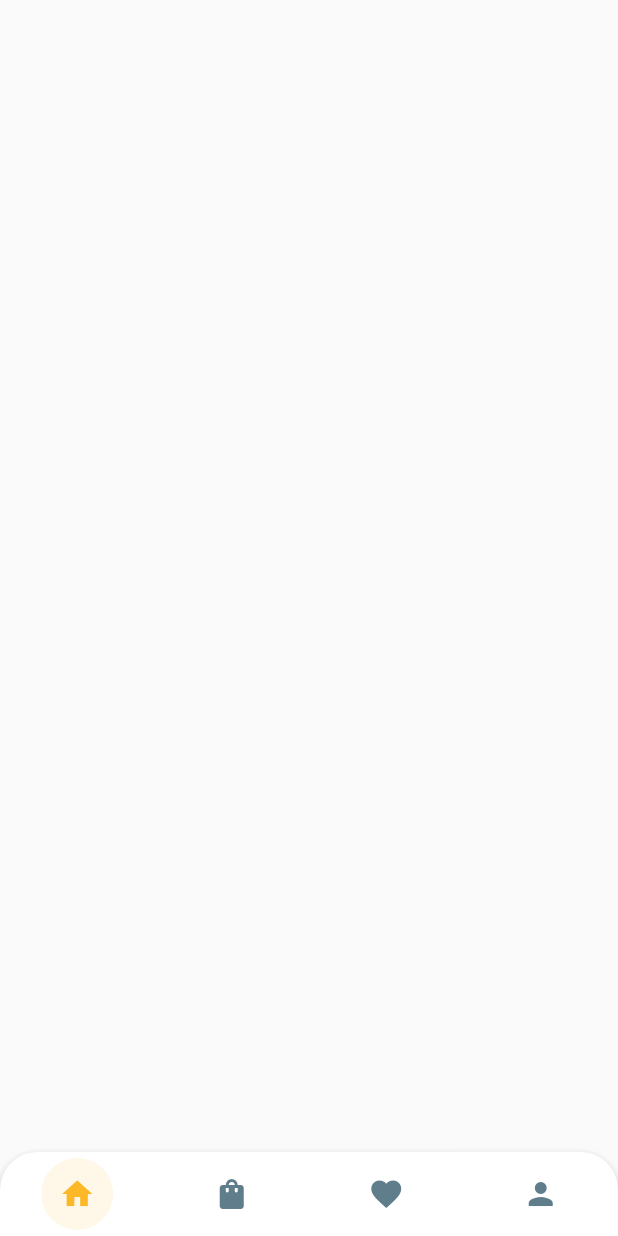
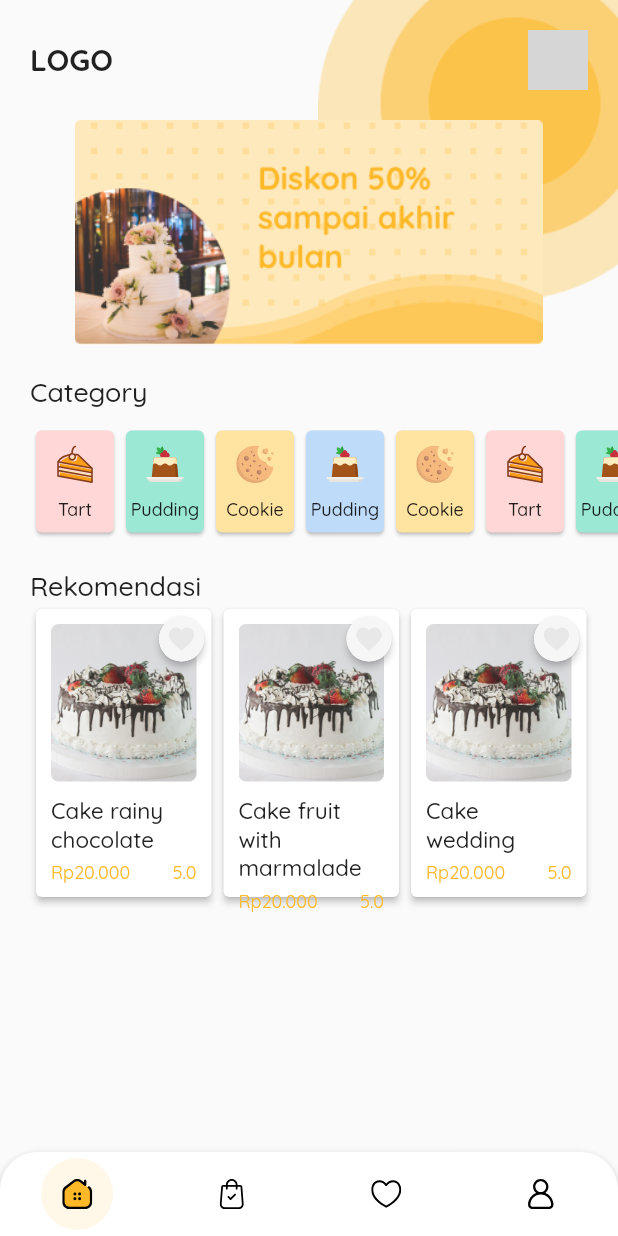
Before and after one commit to DeniJuly/CakeApp, a Flutter app: the screen it shows after launch, on a phone screen of 412 x 824 dp. Run offline on Flutter 3.47's test engine with Material 2 defaults, Android fonts, the phone set to English and light mode, and no system bars; drawn by our look-alikes of carousel_slider, flutter_snake_navigationbar; our stand-ins replace flutter_svg; network calls fail; grey boxes are pictures that could not be loaded.

Commit message:
make category and recomendation section

```diff
--- /dev/null
+++ b/lib/component/category_card.dart
@@ -0,0 +1,33 @@
+import 'package:flutter/material.dart';
+import 'package:flutter_svg/flutter_svg.dart';
+
+class CategoryCard extends StatelessWidget {
+  final String icon;
+  final String title;
+  final int color;
+  CategoryCard({this.icon, this.title, this.color});
+
+  @override
+  Widget build(BuildContext context) {
+    return SizedBox(
+      child: Card(
+        color: Color(color),
+        child: Padding(
+          padding: const EdgeInsets.symmetric(vertical: 10),
+          child: Column(
+            crossAxisAlignment: CrossAxisAlignment.center,
+            children: [
+              SvgPicture.asset(icon),
+              SizedBox(height: 10.0),
+              Text(title, style: TextStyle(
+                fontSize: 12,
+                fontWeight: FontWeight.w500,
+              ))
+            ],
+          ),
+        ),
+      ),
+      width: 60,
+    );
+  }
+}
--- /dev/null
+++ b/lib/component/recomendation_card.dart
@@ -0,0 +1,85 @@
+import 'package:flutter/material.dart';
+
+class RecomendationCard extends StatelessWidget {
+  final String image;
+  final String title;
+  final String price;
+  final String rate;
+  RecomendationCard({this.image, this.title, this.price, this.rate});
+
+  @override
+  Widget build(BuildContext context) {
+    return SizedBox(
+      width: 125,
+      child: Card(
+        elevation: 2,
+        color: Colors.white,
+        child: Column(
+          children: [
+            Stack(
+              children: [
+                Padding(
+                  padding: const EdgeInsets.only(left: 10.0, top: 10.0, right: 10.0),
+                  child: SizedBox(
+                    width: 105,
+                    height: 105,
+                    child:  ClipRRect(
+                      borderRadius: BorderRadius.all(Radius.circular(5)),
+                      child: Image.asset(image,
+                        fit: BoxFit.cover,
+                        width: 105,
+                        height: 105,
+                      ),
+                    ),
+                  ),
+                ),
+                Positioned(
+                    right: 5.0,
+                    top: 5.0,
+                    child: Material(
+                      elevation: 2,
+                      borderRadius: BorderRadius.circular(30),
+                      child: Container(
+                        decoration: BoxDecoration(
+                            borderRadius: BorderRadius.circular(30),
+                            color: Color(0xffF6F6F6)
+                        ),
+                        width: 30,
+                        height: 30,
+                        child: Icon(Icons.favorite, size: 20, color: Color(0xffE8E8E8),),
+                      ),
+                    )
+                )
+              ],
+            ),
+            Padding(
+              padding: EdgeInsets.symmetric(horizontal: 10.0, vertical: 10.0),
+              child: Column(
+                children: [
+                  Text(title, style: TextStyle(
+                      fontSize: 15,
+                      fontWeight: FontWeight.w500
+                  ),),
+                  SizedBox(height: 5,),
+                  Row(
+                    mainAxisAlignment: MainAxisAlignment.spaceBetween,
+                    children: [
+                      Text(price, style: TextStyle(
+                          fontSize: 12,
+                          color: Color(0xffFDB827)
+                      ),),
+                      Text(rate, style: TextStyle(
+                          fontSize: 12,
+                          color: Color(0xffFDB827)
+                      ),),
+                    ],
+                  )
+                ],
+              ),
+            )
+          ],
+        ),
+      ),
+    );
+  }
+}
--- a/lib/main.dart
+++ b/lib/main.dart
@@ -1,10 +1,15 @@
 import 'package:flutter/cupertino.dart';
 import 'package:flutter/material.dart';
 import 'package:flutter_snake_navigationbar/flutter_snake_navigationbar.dart';
+import 'package:flutter_svg/flutter_svg.dart';
+import 'package:magandhy_cake/pages/home.dart';
 
 void main() => runApp(MaterialApp(
   home: MyApp(),
   debugShowCheckedModeBanner: false,
+  theme: ThemeData(
+    fontFamily: 'Quicksand'
+  ),
 ));
 
 class MyApp extends StatefulWidget {
@@ -24,10 +29,25 @@ class _MyAppState extends State<MyApp> {
   );
   SnakeBarBehaviour snakeBarStyle = SnakeBarBehaviour.floating;
   Color selectedColor = Colors.black;
+  List _PageView = [
+    Home(),
+    Text('Hallo 2'),
+    Text('Hallo 3'),
+    Text('Hallo 4'),
+  ];
+
+  onPageChange(val){
+    this.setState(() {
+      _selectedItemPosition = val;
+    });
+  }
 
   @override
   Widget build(BuildContext context) {
     return Scaffold(
+        body: SafeArea(
+          child: _PageView[_selectedItemPosition],
+        ),
         bottomNavigationBar: SnakeNavigationBar.color(
           behaviour: snakeBarStyle,
           snakeShape: snakeShape,
@@ -43,12 +63,32 @@ class _MyAppState extends State<MyApp> {
           showSelectedLabels: false,
 
           currentIndex: _selectedItemPosition,
-          onTap: (index) => setState(() => _selectedItemPosition = index),
+          onTap: (index) => setState(() => _selectedItemPosition = index ),
           items: [
-            BottomNavigationBarItem(icon: Icon(Icons.home), label: 'tickets'),
-            BottomNavigationBarItem(icon: Icon(Icons.shopping_bag), label: 'calendar'),
-            BottomNavigationBarItem(icon: Icon(Icons.favorite), label: 'home'),
-            BottomNavigationBarItem(icon: Icon(Icons.person), label: 'microphone')
+            BottomNavigationBarItem(
+                icon: _selectedItemPosition==0?
+                  new SvgPicture.asset('assets/icons/home-active.svg') :
+                  new SvgPicture.asset('assets/icons/home.svg'),
+                label: 'Home'
+            ),
+            BottomNavigationBarItem(
+                icon: _selectedItemPosition==1?
+                  new SvgPicture.asset('assets/icons/shop-active.svg') :
+                  new SvgPicture.asset('assets/icons/shop.svg'),
+                label: 'Shop'
+            ),
+            BottomNavigationBarItem(
+                icon: _selectedItemPosition==2?
+                new SvgPicture.asset('assets/icons/love-active.svg') :
+                new SvgPicture.asset('assets/icons/love.svg'),
+                label: 'Shop'
+            ),
+            BottomNavigationBarItem(
+                icon: _selectedItemPosition==3?
+                new SvgPicture.asset('assets/icons/profile-active.svg') :
+                new SvgPicture.asset('assets/icons/profile.svg'),
+                label: 'Shop'
+            ),
           ],
         )
     );
--- a/lib/pages/home.dart
+++ b/lib/pages/home.dart
@@ -0,0 +1,154 @@
+import 'package:carousel_slider/carousel_slider.dart';
+import 'package:flutter/cupertino.dart';
+import 'package:flutter/material.dart';
+import 'package:magandhy_cake/component/category_card.dart';
+import 'package:magandhy_cake/component/recomendation_card.dart';
+final List<String> imgList = [
+  'assets/images/banner.png',
+  'assets/images/banner.png',
+  'assets/images/banner.png',
+];
+final List<Map> categoryList = [
+  {'icon': 'assets/icons/cake.svg', 'title': "Tart", 'color': 0xffFFD7D7},
+  {'icon': 'assets/icons/pudding.svg', 'title': "Pudding", 'color': 0xff9BE8D4},
+  {'icon': 'assets/icons/cookie.svg', 'title': "Cookie", 'color': 0xffFFE4A1},
+  {'icon': 'assets/icons/pudding.svg', 'title': "Pudding", 'color': 0xffBEDCFA},
+  {'icon': 'assets/icons/cookie.svg', 'title': "Cookie", 'color': 0xffFFE4A1},
+  {'icon': 'assets/icons/cake.svg', 'title': "Tart", 'color': 0xffFFD7D7},
+  {'icon': 'assets/icons/pudding.svg', 'title': "Pudding", 'color': 0xff9BE8D4},
+  {'icon': 'assets/icons/cookie.svg', 'title': "Cookie", 'color': 0xffFFE4A1},
+];
+
+final List<Map> recomendationList = [
+  {'image': 'assets/images/cake.png', 'title': 'Cake rainy chocolate', 'price': 'Rp20.000', 'rate': '5.0'},
+  {'image': 'assets/images/cake.png', 'title': 'Cake fruit with marmalade', 'price': 'Rp20.000', 'rate': '5.0'},
+  {'image': 'assets/images/cake.png', 'title': 'Cake wedding', 'price': 'Rp20.000', 'rate': '5.0'},
+];
+
+class Home extends StatelessWidget {
+  ListView _buildCategoryCard() {
+    return ListView.builder(
+      padding: EdgeInsets.symmetric(horizontal: 20),
+      scrollDirection: Axis.horizontal,
+      itemCount: categoryList.length,
+      itemBuilder: (BuildContext context, int index) {
+        return CategoryCard(icon: categoryList[index]['icon'], title: categoryList[index]['title'], color: categoryList[index]['color']);
+      },
+    );
+  }
+
+  ListView _buildRecomendationCard() {
+    return ListView.builder(
+      scrollDirection: Axis.horizontal,
+      padding: EdgeInsets.symmetric(horizontal: 20),
+      itemCount: recomendationList.length,
+      itemBuilder: (BuildContext context, int index) {
+        return RecomendationCard(
+          image: recomendationList[index]['image'],
+          title: recomendationList[index]['title'],
+          price: recomendationList[index]['price'],
+          rate: recomendationList[index]['rate'],
+        );
+      },
+    );
+  }
+
+  @override
+  Widget build(BuildContext context) {
+    final List<Widget> imageSliders = imgList.map((item) =>
+        Container(
+          decoration: BoxDecoration(
+            borderRadius: BorderRadius.all(Radius.circular(5))
+          ),
+          margin: EdgeInsets.symmetric(horizontal: 20.0),
+          child: Image.asset('assets/images/banner.png', fit: BoxFit.cover,),
+        ),
+    ).toList();
+
+    return Scaffold(
+        body: SafeArea(
+            child: Stack(
+                children: [
+                  Row(
+                    mainAxisAlignment: MainAxisAlignment.end,
+                    children: [
+                      Image.asset('assets/images/bg-home.png',
+                        width: 200,
+                      )
+                    ],
+                  ),
+                  SingleChildScrollView(
+                    child: Column(
+                      crossAxisAlignment: CrossAxisAlignment.start,
+                      children: [
+                        //Logo
+                        Padding(
+                          padding: EdgeInsets.all(20),
+                          child: Row(
+                            mainAxisAlignment: MainAxisAlignment.spaceBetween,
+                            crossAxisAlignment: CrossAxisAlignment.center,
+                            children: [
+                              Text('LOGO', style: TextStyle(
+                                fontWeight: FontWeight.w700,
+                                fontSize: 20
+                              ),),
+                              CircleAvatar(
+                                radius: 20,
+                                backgroundImage: NetworkImage('https://scontent.fcgk18-1.fna.fbcdn.net/v/t1.0-9/131471561_2930336917198881_2902553514573802450_o.jpg?_nc_cat=111&ccb=3&_nc_sid=09cbfe&_nc_ohc=ECyioBOZVBkAX-LAttP&_nc_ht=scontent.fcgk18-1.fna&oh=7ab5c5925ab1d9433225ecb92ce1a519&oe=604EE4DE'),
+                                backgroundColor: Colors.grey,
+                              )
+                            ],
+                          ),
+                        ),
+                        //End Logo
+
+                        //Carousel
+                        CarouselSlider(
+                          options: CarouselOptions(
+                            autoPlay: true,
+                            viewportFraction: 1.0,
+                            height: 150
+                          ),
+                          items: imageSliders,
+                        ),
+                        // End Carousel
+                        SizedBox(height: 20.0,),
+
+                        // Category
+                        Padding(
+                          padding: EdgeInsets.symmetric(horizontal: 20.0),
+                          child: Text('Category', style: TextStyle(
+                            fontSize: 18,
+                            fontWeight: FontWeight.w500
+                          )),
+                        ),
+                        SizedBox(height: 10,),
+                        Container(
+                          height: 76,
+                          child: _buildCategoryCard(),
+                        ),
+                        // End Category
+                        SizedBox(height: 20.0,),
+
+                        // Rekomendasi
+                        Padding(
+                          padding: EdgeInsets.symmetric(horizontal: 20.0),
+                          child: Text('Rekomendasi', style: TextStyle(
+                              fontSize: 18,
+                              fontWeight: FontWeight.w500
+                          )),
+                        ),
+                        Container(
+                          height: 200,
+                            child: _buildRecomendationCard()),
+                        // End Rekomendasi
+                        SizedBox(height: 20,)
+                      ],
+                    ),
+                  )
+                ],
+            ),
+        ),
+    );
+  }
+}
```
Also changed, not shown: pubspec.yaml (+14 -14 lines), assets/fonts/Quicksand-Bold.ttf (added), assets/fonts/Quicksand-Medium.ttf (added), assets/fonts/Quicksand-Regular.ttf (added), assets/icons/cake.svg (added), assets/icons/cookie.svg (added), assets/icons/donat.svg (added), assets/icons/home.svg (renamed from assets/icons/house 1.svg), assets/icons/love.svg (renamed from assets/icons/passion 1.svg), assets/icons/profile.svg (renamed from assets/icons/avatar 1.svg), assets/icons/pudding.svg (added), assets/icons/shop.svg (renamed from assets/icons/shopping-bag 1.svg), assets/images/banner.png (added), assets/images/bg-home.png (added), 3 more files.
